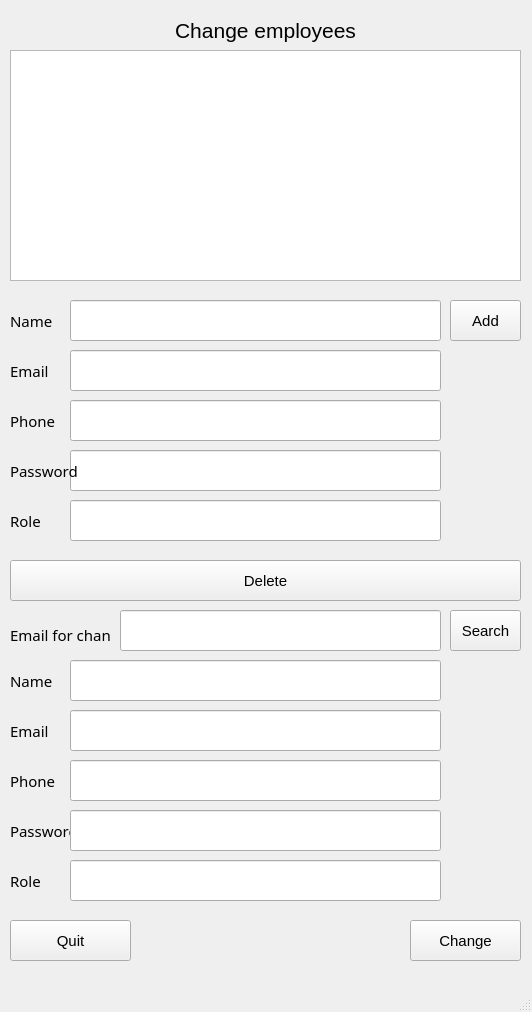
This is mdkpv2/change_employes.ui in Korobkov124/MDKP as Qt 5 draws it before an edit. The edited form follows.
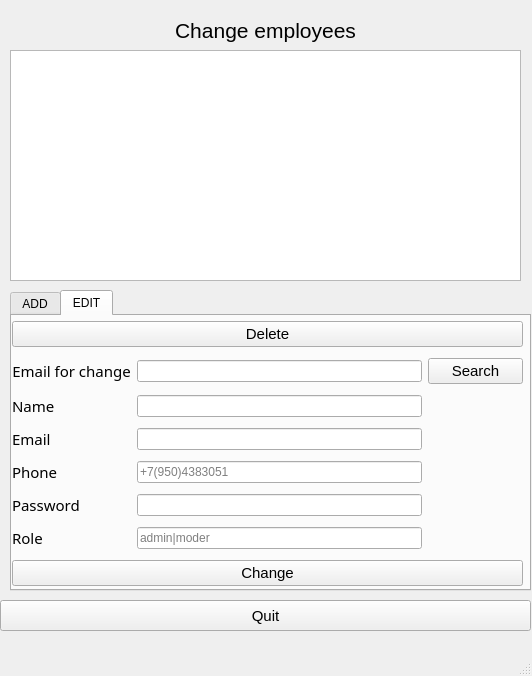
This is the edited form.

```diff
--- a/mdkpv2/change_employes.ui
+++ b/mdkpv2/change_employes.ui
@@ -7,39 +7,20 @@
     <x>0</x>
     <y>0</y>
     <width>532</width>
-    <height>1012</height>
+    <height>676</height>
    </rect>
   </property>
   <property name="windowTitle">
    <string>MainWindow</string>
   </property>
   <widget class="QWidget" name="centralwidget">
-   <widget class="QPushButton" name="Change_button">
-    <property name="geometry">
-     <rect>
-      <x>410</x>
-      <y>920</y>
-      <width>111</width>
-      <height>41</height>
-     </rect>
-    </property>
-    <property name="font">
-     <font>
-      <family>Arial</family>
-      <pointsize>11</pointsize>
-     </font>
-    </property>
-    <property name="text">
-     <string>Change</string>
-    </property>
-   </widget>
    <widget class="QPushButton" name="Quit_button">
     <property name="geometry">
      <rect>
-      <x>10</x>
-      <y>920</y>
-      <width>121</width>
-      <height>41</height>
+      <x>0</x>
+      <y>600</y>
+      <width>531</width>
+      <height>31</height>
      </rect>
     </property>
     <property name="font">
@@ -65,44 +46,6 @@
      <string>&lt;html&gt;&lt;head/&gt;&lt;body&gt;&lt;p align=&quot;center&quot;&gt;&lt;span style=&quot; font-size:16pt;&quot;&gt;Change employees&lt;/span&gt;&lt;/p&gt;&lt;/body&gt;&lt;/html&gt;</string>
     </property>
    </widget>
-   <widget class="QPushButton" name="Add_button">
-    <property name="geometry">
-     <rect>
-      <x>450</x>
-      <y>300</y>
-      <width>71</width>
-      <height>41</height>
-     </rect>
-    </property>
-    <property name="font">
-     <font>
-      <family>Arial</family>
-      <pointsize>11</pointsize>
-     </font>
-    </property>
-    <property name="text">
-     <string>Add</string>
-    </property>
-   </widget>
-   <widget class="QPushButton" name="Delete_button">
-    <property name="geometry">
-     <rect>
-      <x>10</x>
-      <y>560</y>
-      <width>511</width>
-      <height>41</height>
-     </rect>
-    </property>
-    <property name="font">
-     <font>
-      <family>Arial</family>
-      <pointsize>11</pointsize>
-     </font>
-    </property>
-    <property name="text">
-     <string>Delete</string>
-    </property>
-   </widget>
    <widget class="QTableView" name="tableView">
     <property name="geometry">
      <rect>
@@ -113,65 +56,70 @@
      </rect>
     </property>
    </widget>
-   <widget class="QLineEdit" name="Name_field">
+   <widget class="QTabWidget" name="tabWidget">
     <property name="geometry">
      <rect>
-      <x>70</x>
-      <y>300</y>
-      <width>371</width>
-      <height>41</height>
+      <x>10</x>
+      <y>290</y>
+      <width>521</width>
+      <height>301</height>
      </rect>
     </property>
-   </widget>
-   <widget class="QLineEdit" name="Email_field">
+    <property name="currentIndex">
+     <number>1</number>
+    </property>
+    <widget class="QWidget" name="tab">
+     <attribute name="title">
+      <string>ADD</string>
+     </attribute>
+     <widget class="QWidget" name="">
     <property name="geometry">
      <rect>
-      <x>70</x>
-      <y>350</y>
-      <width>371</width>
-      <height>41</height>
-     </rect>
-    </property>
-   </widget>
+        <x>10</x>
+        <y>10</y>
+        <width>501</width>
+        <height>251</height>
+       </rect>
+      </property>
+      <layout class="QGridLayout" name="gridLayout">
+       <item row="0" column="1">
+        <widget class="QLineEdit" name="Name_field"/>
+       </item>
+       <item row="1" column="0">
+        <widget class="QLabel" name="label_3">
+         <property name="font">
+          <font>
+           <family>Sitka</family>
+           <pointsize>11</pointsize>
+          </font>
+         </property>
+         <property name="styleSheet">
+          <string notr="true"/>
+         </property>
+         <property name="text">
+          <string>Email</string>
+         </property>
+        </widget>
+       </item>
+       <item row="1" column="1">
+        <widget class="QLineEdit" name="Email_field"/>
+       </item>
+       <item row="2" column="1">
    <widget class="QLineEdit" name="Phone_field">
-    <property name="geometry">
-     <rect>
-      <x>70</x>
-      <y>400</y>
-      <width>371</width>
-      <height>41</height>
-     </rect>
-    </property>
-   </widget>
-   <widget class="QLineEdit" name="Password_field">
-    <property name="geometry">
-     <rect>
-      <x>70</x>
-      <y>450</y>
-      <width>371</width>
-      <height>41</height>
-     </rect>
-    </property>
-   </widget>
+         <property name="placeholderText">
+          <string>+7(950)4383051</string>
+         </property>
+        </widget>
+       </item>
+       <item row="4" column="1">
    <widget class="QLineEdit" name="Role_field">
-    <property name="geometry">
-     <rect>
-      <x>70</x>
-      <y>500</y>
-      <width>371</width>
-      <height>41</height>
-     </rect>
-    </property>
-   </widget>
+         <property name="placeholderText">
+          <string>admin|mdoer</string>
+         </property>
+        </widget>
+       </item>
+       <item row="0" column="0">
    <widget class="QLabel" name="label">
-    <property name="geometry">
-     <rect>
-      <x>10</x>
-      <y>300</y>
-      <width>71</width>
-      <height>41</height>
-     </rect>
-    </property>
     <property name="font">
      <font>
       <family>Sitka</family>
@@ -185,59 +133,9 @@
      <string>Name</string>
     </property>
    </widget>
-   <widget class="QLabel" name="label_3">
-    <property name="geometry">
-     <rect>
-      <x>10</x>
-      <y>350</y>
-      <width>71</width>
-      <height>41</height>
-     </rect>
-    </property>
-    <property name="font">
-     <font>
-      <family>Sitka</family>
-      <pointsize>11</pointsize>
-     </font>
-    </property>
-    <property name="styleSheet">
-     <string notr="true"/>
-    </property>
-    <property name="text">
-     <string>Email</string>
-    </property>
-   </widget>
-   <widget class="QLabel" name="label_4">
-    <property name="geometry">
-     <rect>
-      <x>10</x>
-      <y>400</y>
-      <width>71</width>
-      <height>41</height>
-     </rect>
-    </property>
-    <property name="font">
-     <font>
-      <family>Sitka</family>
-      <pointsize>11</pointsize>
-     </font>
-    </property>
-    <property name="styleSheet">
-     <string notr="true"/>
-    </property>
-    <property name="text">
-     <string>Phone</string>
-    </property>
-   </widget>
+       </item>
+       <item row="3" column="0">
    <widget class="QLabel" name="label_5">
-    <property name="geometry">
-     <rect>
-      <x>10</x>
-      <y>450</y>
-      <width>71</width>
-      <height>41</height>
-     </rect>
-    </property>
     <property name="font">
      <font>
       <family>Sitka</family>
@@ -251,15 +149,41 @@
      <string>Password</string>
     </property>
    </widget>
+       </item>
+       <item row="2" column="0">
+        <widget class="QLabel" name="label_4">
+         <property name="font">
+          <font>
+           <family>Sitka</family>
+           <pointsize>11</pointsize>
+          </font>
+         </property>
+         <property name="styleSheet">
+          <string notr="true"/>
+         </property>
+         <property name="text">
+          <string>Phone</string>
+         </property>
+        </widget>
+       </item>
+       <item row="3" column="1">
+        <widget class="QLineEdit" name="Password_field"/>
+       </item>
+       <item row="0" column="2">
+        <widget class="QPushButton" name="Add_button">
+         <property name="font">
+          <font>
+           <family>Arial</family>
+           <pointsize>11</pointsize>
+          </font>
+         </property>
+         <property name="text">
+          <string>Add</string>
+         </property>
+        </widget>
+       </item>
+       <item row="4" column="0">
    <widget class="QLabel" name="label_6">
-    <property name="geometry">
-     <rect>
-      <x>10</x>
-      <y>500</y>
-      <width>71</width>
-      <height>41</height>
-     </rect>
-    </property>
     <property name="font">
      <font>
       <family>Sitka</family>
@@ -273,47 +197,26 @@
      <string>Role</string>
     </property>
    </widget>
-   <widget class="QLabel" name="label_7">
-    <property name="geometry">
-     <rect>
-      <x>10</x>
-      <y>620</y>
-      <width>101</width>
-      <height>31</height>
-     </rect>
-    </property>
-    <property name="font">
-     <font>
-      <family>Sitka</family>
-      <pointsize>11</pointsize>
-     </font>
-    </property>
-    <property name="styleSheet">
-     <string notr="true"/>
-    </property>
-    <property name="text">
-     <string>&lt;html&gt;&lt;head/&gt;&lt;body&gt;&lt;p align=&quot;center&quot;&gt;Email for change&lt;/p&gt;&lt;/body&gt;&lt;/html&gt;</string>
-    </property>
-   </widget>
-   <widget class="QLineEdit" name="Email_for_change_field">
+       </item>
+      </layout>
+     </widget>
+    </widget>
+    <widget class="QWidget" name="tab_2">
+     <attribute name="title">
+      <string>EDIT</string>
+     </attribute>
+     <widget class="QWidget" name="">
     <property name="geometry">
      <rect>
-      <x>120</x>
-      <y>610</y>
-      <width>321</width>
-      <height>41</height>
-     </rect>
-    </property>
-   </widget>
+        <x>0</x>
+        <y>0</y>
+        <width>511</width>
+        <height>281</height>
+       </rect>
+      </property>
+      <layout class="QGridLayout" name="gridLayout_2">
+       <item row="1" column="4">
    <widget class="QPushButton" name="Search_button">
-    <property name="geometry">
-     <rect>
-      <x>450</x>
-      <y>610</y>
-      <width>71</width>
-      <height>41</height>
-     </rect>
-    </property>
     <property name="font">
      <font>
       <family>Arial</family>
@@ -324,57 +227,51 @@
      <string>Search</string>
     </property>
    </widget>
-   <widget class="QLineEdit" name="Email_for_change_field_2">
-    <property name="geometry">
-     <rect>
-      <x>70</x>
-      <y>710</y>
-      <width>371</width>
-      <height>41</height>
-     </rect>
-    </property>
-   </widget>
-   <widget class="QLabel" name="label_8">
-    <property name="geometry">
-     <rect>
-      <x>10</x>
-      <y>660</y>
-      <width>71</width>
-      <height>41</height>
-     </rect>
-    </property>
+       </item>
+       <item row="5" column="1" colspan="3">
+        <widget class="QLineEdit" name="Passsword_for_change_field"/>
+       </item>
+       <item row="0" column="0" colspan="5">
+        <widget class="QPushButton" name="Delete_button">
     <property name="font">
      <font>
-      <family>Sitka</family>
+           <family>Arial</family>
       <pointsize>11</pointsize>
      </font>
     </property>
-    <property name="styleSheet">
-     <string notr="true"/>
-    </property>
     <property name="text">
-     <string>Name</string>
-    </property>
-   </widget>
+          <string>Delete</string>
+         </property>
+        </widget>
+       </item>
+       <item row="6" column="1" colspan="3">
    <widget class="QLineEdit" name="Role_for_change_field">
-    <property name="geometry">
-     <rect>
-      <x>70</x>
-      <y>860</y>
-      <width>371</width>
-      <height>41</height>
-     </rect>
-    </property>
-   </widget>
+         <property name="placeholderText">
+          <string>admin|moder</string>
+         </property>
+        </widget>
+       </item>
+       <item row="2" column="0">
+        <widget class="QLabel" name="label_8">
+         <property name="font">
+          <font>
+           <family>Sitka</family>
+           <pointsize>11</pointsize>
+          </font>
+         </property>
+         <property name="styleSheet">
+          <string notr="true"/>
+         </property>
+         <property name="text">
+          <string>Name</string>
+         </property>
+        </widget>
+       </item>
+       <item row="3" column="1" colspan="3">
+        <widget class="QLineEdit" name="Email_for_change_field_2"/>
+       </item>
+       <item row="5" column="0">
    <widget class="QLabel" name="label_9">
-    <property name="geometry">
-     <rect>
-      <x>10</x>
-      <y>810</y>
-      <width>71</width>
-      <height>41</height>
-     </rect>
-    </property>
     <property name="font">
      <font>
       <family>Sitka</family>
@@ -388,15 +285,41 @@
      <string>Password</string>
     </property>
    </widget>
+       </item>
+       <item row="4" column="0">
+        <widget class="QLabel" name="label_12">
+         <property name="font">
+          <font>
+           <family>Sitka</family>
+           <pointsize>11</pointsize>
+          </font>
+         </property>
+         <property name="styleSheet">
+          <string notr="true"/>
+         </property>
+         <property name="text">
+          <string>Phone</string>
+         </property>
+        </widget>
+       </item>
+       <item row="3" column="0">
+        <widget class="QLabel" name="label_11">
+         <property name="font">
+          <font>
+           <family>Sitka</family>
+           <pointsize>11</pointsize>
+          </font>
+         </property>
+         <property name="styleSheet">
+          <string notr="true"/>
+         </property>
+         <property name="text">
+          <string>Email</string>
+         </property>
+        </widget>
+       </item>
+       <item row="6" column="0">
    <widget class="QLabel" name="label_10">
-    <property name="geometry">
-     <rect>
-      <x>10</x>
-      <y>860</y>
-      <width>71</width>
-      <height>41</height>
-     </rect>
-    </property>
     <property name="font">
      <font>
       <family>Sitka</family>
@@ -410,67 +333,32 @@
      <string>Role</string>
     </property>
    </widget>
-   <widget class="QLineEdit" name="Passsword_for_change_field">
-    <property name="geometry">
-     <rect>
-      <x>70</x>
-      <y>810</y>
-      <width>371</width>
-      <height>41</height>
-     </rect>
-    </property>
-   </widget>
+       </item>
+       <item row="2" column="1" colspan="3">
+        <widget class="QLineEdit" name="Name_for_change_field"/>
+       </item>
+       <item row="4" column="1" colspan="3">
    <widget class="QLineEdit" name="Phone_for_change_field">
-    <property name="geometry">
-     <rect>
-      <x>70</x>
-      <y>760</y>
-      <width>371</width>
-      <height>41</height>
-     </rect>
-    </property>
-   </widget>
-   <widget class="QLabel" name="label_11">
-    <property name="geometry">
-     <rect>
-      <x>10</x>
-      <y>710</y>
-      <width>71</width>
-      <height>41</height>
-     </rect>
-    </property>
+         <property name="placeholderText">
+          <string>+7(950)4383051</string>
+         </property>
+        </widget>
+       </item>
+       <item row="7" column="0" colspan="5">
+        <widget class="QPushButton" name="Change_button">
     <property name="font">
      <font>
-      <family>Sitka</family>
+           <family>Arial</family>
       <pointsize>11</pointsize>
      </font>
     </property>
-    <property name="styleSheet">
-     <string notr="true"/>
-    </property>
     <property name="text">
-     <string>Email</string>
-    </property>
-   </widget>
-   <widget class="QLineEdit" name="Name_for_change_field">
-    <property name="geometry">
-     <rect>
-      <x>70</x>
-      <y>660</y>
-      <width>371</width>
-      <height>41</height>
-     </rect>
-    </property>
-   </widget>
-   <widget class="QLabel" name="label_12">
-    <property name="geometry">
-     <rect>
-      <x>10</x>
-      <y>760</y>
-      <width>71</width>
-      <height>41</height>
-     </rect>
-    </property>
+          <string>Change</string>
+         </property>
+        </widget>
+       </item>
+       <item row="1" column="0">
+        <widget class="QLabel" name="label_7">
     <property name="font">
      <font>
       <family>Sitka</family>
@@ -481,8 +369,16 @@
      <string notr="true"/>
     </property>
     <property name="text">
-     <string>Phone</string>
-    </property>
+          <string>&lt;html&gt;&lt;head/&gt;&lt;body&gt;&lt;p align=&quot;center&quot;&gt;Email for change&lt;/p&gt;&lt;/body&gt;&lt;/html&gt;</string>
+         </property>
+        </widget>
+       </item>
+       <item row="1" column="1" colspan="3">
+        <widget class="QLineEdit" name="Email_for_change_field"/>
+       </item>
+      </layout>
+     </widget>
+    </widget>
    </widget>
   </widget>
   <widget class="QMenuBar" name="menubar">
```
Lines whose indentation alone changed are shown as unchanged.
